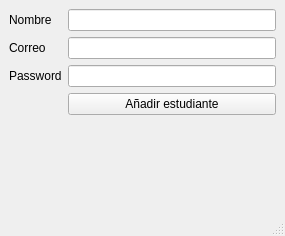
Before: the Qt Designer form mainwindow.ui in JuanJRom/Python, drawn with Qt 5.
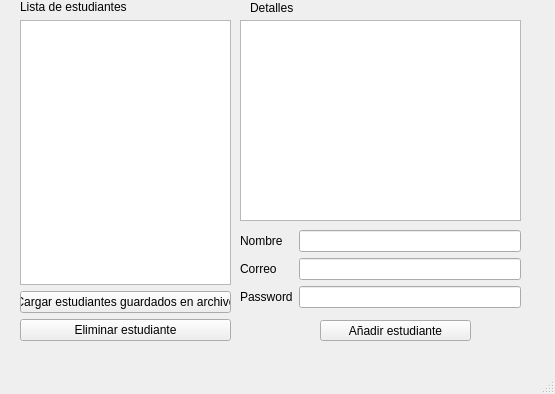
After: the same form once the commit is applied.

Diff of the .ui file:
```diff
--- a/mainwindow.ui
+++ b/mainwindow.ui
@@ -6,15 +6,96 @@
    <rect>
     <x>0</x>
     <y>0</y>
-    <width>285</width>
-    <height>236</height>
+    <width>555</width>
+    <height>394</height>
    </rect>
   </property>
   <property name="windowTitle">
    <string>MainWindow</string>
   </property>
   <widget class="QWidget" name="centralwidget">
-   <layout class="QFormLayout" name="formLayout">
+   <widget class="QPushButton" name="add">
+    <property name="geometry">
+     <rect>
+      <x>320</x>
+      <y>320</y>
+      <width>151</width>
+      <height>21</height>
+     </rect>
+    </property>
+    <property name="text">
+     <string>Añadir estudiante</string>
+    </property>
+   </widget>
+   <widget class="QWidget" name="verticalLayoutWidget">
+    <property name="geometry">
+     <rect>
+      <x>20</x>
+      <y>0</y>
+      <width>211</width>
+      <height>341</height>
+     </rect>
+    </property>
+    <layout class="QVBoxLayout" name="verticalLayout">
+     <item>
+      <widget class="QLabel" name="label_4">
+       <property name="text">
+        <string>Lista de estudiantes</string>
+       </property>
+      </widget>
+     </item>
+     <item>
+      <widget class="QListWidget" name="listWidget"/>
+     </item>
+     <item>
+      <widget class="QPushButton" name="readS">
+       <property name="text">
+        <string>Cargar estudiantes guardados en archivo</string>
+       </property>
+      </widget>
+     </item>
+     <item>
+      <widget class="QPushButton" name="deleteS">
+       <property name="text">
+        <string>Eliminar estudiante</string>
+       </property>
+      </widget>
+     </item>
+    </layout>
+   </widget>
+   <widget class="QTextEdit" name="textEdit">
+    <property name="geometry">
+     <rect>
+      <x>240</x>
+      <y>20</y>
+      <width>281</width>
+      <height>201</height>
+     </rect>
+    </property>
+   </widget>
+   <widget class="QLabel" name="label_5">
+    <property name="geometry">
+     <rect>
+      <x>250</x>
+      <y>0</y>
+      <width>51</width>
+      <height>16</height>
+     </rect>
+    </property>
+    <property name="text">
+     <string>Detalles</string>
+    </property>
+   </widget>
+   <widget class="QWidget" name="">
+    <property name="geometry">
+     <rect>
+      <x>240</x>
+      <y>230</y>
+      <width>281</width>
+      <height>91</height>
+     </rect>
+    </property>
+    <layout class="QFormLayout" name="formLayout_2">
     <item row="0" column="0">
      <widget class="QLabel" name="label">
       <property name="text">
@@ -45,14 +126,8 @@
     <item row="2" column="1">
      <widget class="QLineEdit" name="password"/>
     </item>
-    <item row="3" column="1">
-     <widget class="QPushButton" name="add">
-      <property name="text">
-       <string>Añadir estudiante</string>
-      </property>
-     </widget>
-    </item>
-   </layout>
+    </layout>
+   </widget>
   </widget>
   <widget class="QMenuBar" name="menubar">
    <property name="geometry">
```
Left out of the diff: 2 changed lines with no effect on the pictures. Lines whose indentation alone changed are shown as unchanged.
